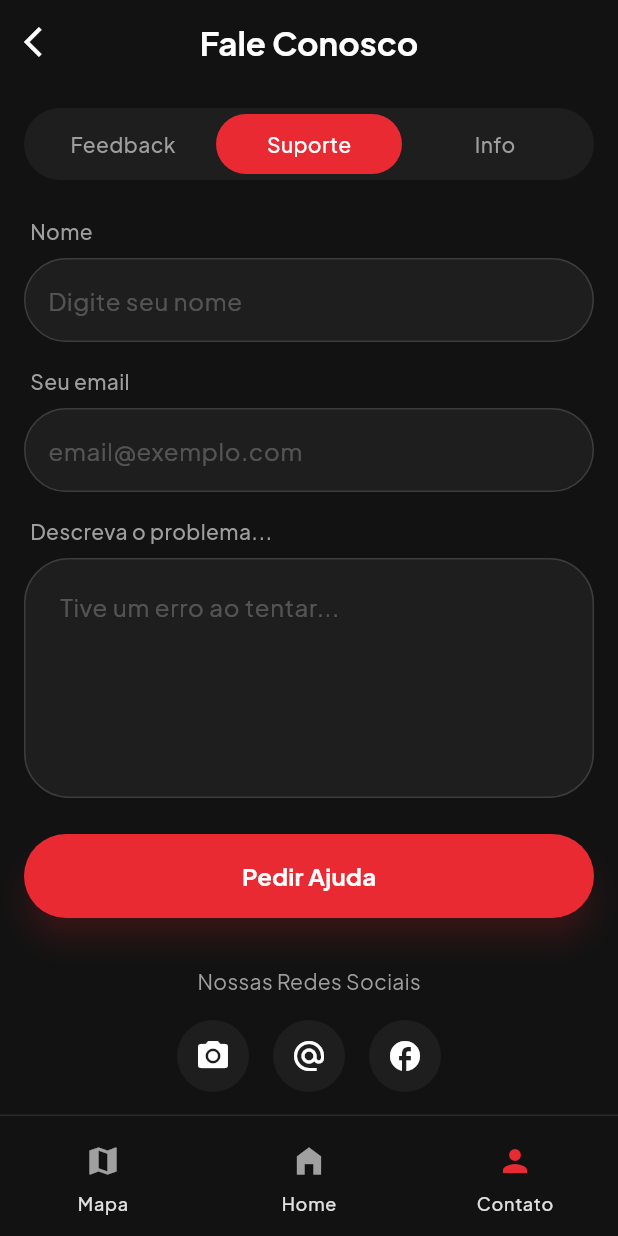
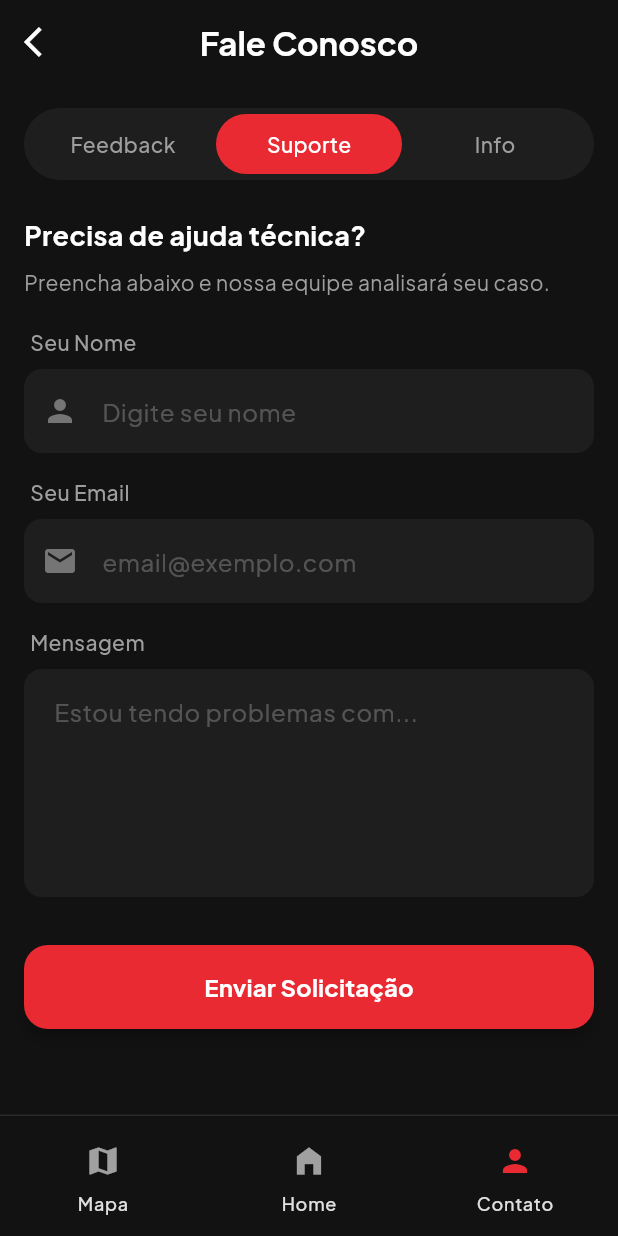
Before and after one commit to dhanilo118-web/MapOn, a Flutter app: the screen it shows after launch, item 3 of the bottom bar chosen, after a tap on "Suporte", on a phone screen of 412 x 824 dp. Run offline on Flutter 3.47's test engine with Material 3 defaults, Android fonts, the phone set to English and light mode, and no system bars; our stand-ins replace flutter_map, geolocator, google_fonts, latlong2, speech_to_text; missing offline and left inert: flutter_map_animations, flutter_map_location_marker.

Commit message:
Adicionado funcções de envio de feedback e suporte e algumas correções de texto.

```diff
--- a/lib/Screens/contact_screen.dart
+++ b/lib/Screens/contact_screen.dart
@@ -1,5 +1,7 @@
+import 'dart:convert';
 import 'package:flutter/material.dart';
-import 'package:url_launcher/url_launcher.dart'; // Não esqueça de adicionar ao pubspec.yaml
+import 'package:url_launcher/url_launcher.dart';
+import 'package:http/http.dart' as http;
 
 class ContactScreen extends StatefulWidget {
   const ContactScreen({super.key});
@@ -11,15 +13,121 @@ class ContactScreen extends StatefulWidget {
 class _ContactScreenState extends State<ContactScreen> {
   String _selectedOption = "Feedback";
 
-  // --- FUNÇÃO AUXILIAR PARA ABRIR LINKS (INFO) ---
+  // Chave para controlar a validação do formulário
+  final _formKey = GlobalKey<FormState>();
+
+  // Controladores
+  final _nameController = TextEditingController();
+  final _emailController = TextEditingController();
+  final _messageController = TextEditingController();
+
+  bool _isSending = false;
+
+  // Anti-Spam
+  DateTime? _lastSubmissionTime;
+
+  // =========================================================
+  // 🔗 SUAS URLS DO DISCORD
+  // =========================================================
+  final String _feedbackWebhookUrl =
+      "https://discord.com/api/webhooks/1449429463409627326/dIsdS8ryDU9o3H5bW_GzSkBgzefx8DMk-LomcDXYz321dufcdAHeDR2CNAUEqSOlmhgy";
+  final String _supportWebhookUrl =
+      "https://discord.com/api/webhooks/1449432958724477215/HOo2t1MMSUPvVXzX5gUAvD6j_EcSu-1jGpo7eZ7tyyJsAL4xFWNKIJed1fdVgP66L8mp";
+
+  Future<void> _sendToDiscord() async {
+    // 1. DISPARA A VALIDAÇÃO VISUAL
+    // Isso faz os campos vazios ficarem vermelhos automaticamente
+    if (!_formKey.currentState!.validate()) {
+      return; // Se tiver erro, para aqui e não envia
+    }
+
+    // 2. Validação das URLs
+    if (_feedbackWebhookUrl.contains("URL_DO") || _supportWebhookUrl.contains("URL_DO")) {
+      ScaffoldMessenger.of(
+        context,
+      ).showSnackBar(const SnackBar(content: Text("Erro: Configure os Webhooks no código!")));
+      return;
+    }
+
+    // 3. Bloqueio Anti-Spam
+    if (_lastSubmissionTime != null) {
+      final difference = DateTime.now().difference(_lastSubmissionTime!);
+      if (difference.inSeconds < 60) {
+        final waitSeconds = 60 - difference.inSeconds;
+        ScaffoldMessenger.of(context).showSnackBar(
+          SnackBar(
+            content: Text("Aguarde $waitSeconds segundos para enviar novamente."),
+            backgroundColor: Colors.orange,
+          ),
+        );
+        return;
+      }
+    }
+
+    setState(() => _isSending = true);
+
+    final isSupport = _selectedOption == "Suporte";
+    final urlToUse = isSupport ? _supportWebhookUrl : _feedbackWebhookUrl;
+    final color = isSupport ? 15548997 : 5763719; // Vermelho ou Verde
+    final title = isSupport ? "🚨 PEDIDO DE SUPORTE" : "🔔 NOVO FEEDBACK";
+
+    try {
+      final messageData = {
+        "username": isSupport ? "Suporte MapOn" : "Feedback MapOn",
+        "embeds": [
+          {
+            "title": title,
+            "color": color,
+            "fields": [
+              {"name": "👤 Usuário", "value": _nameController.text, "inline": true},
+              {"name": "📧 Contato", "value": _emailController.text, "inline": true},
+              {"name": "📝 Mensagem", "value": _messageController.text},
+            ],
+            "footer": {"text": "Enviado via App MapOn"},
+          },
+        ],
+      };
+
+      final response = await http.post(
+        Uri.parse(urlToUse),
+        headers: {"Content-Type": "application/json"},
+        body: json.encode(messageData),
+      );
+
+      if (mounted) {
+        if (response.statusCode == 204) {
+          _lastSubmissionTime = DateTime.now();
+          ScaffoldMessenger.of(context).showSnackBar(
+            SnackBar(
+              content: Text(isSupport ? "Solicitação enviada! Aguarde retorno." : "Feedback enviado! Obrigado."),
+              backgroundColor: isSupport ? Colors.redAccent : Colors.green,
+            ),
+          );
+          _clearForm();
+        } else {
+          ScaffoldMessenger.of(
+            context,
+          ).showSnackBar(const SnackBar(content: Text("Erro ao enviar."), backgroundColor: Colors.red));
+        }
+      }
+    } catch (e) {
+      debugPrint("Erro: $e");
+    } finally {
+      if (mounted) setState(() => _isSending = false);
+    }
+  }
+
+  void _clearForm() {
+    _nameController.clear();
+    _emailController.clear();
+    _messageController.clear();
+    _formKey.currentState?.reset(); // Reseta o estado visual de erro
+  }
+
   Future<void> _launchURL(String urlString) async {
     final Uri url = Uri.parse(urlString);
-    try {
-      if (!await launchUrl(url, mode: LaunchMode.externalApplication)) {
-        debugPrint('Não foi possível abrir $urlString');
-      }
-    } catch (e) {
-      debugPrint('Erro ao abrir link: $e');
+    if (!await launchUrl(url, mode: LaunchMode.externalApplication)) {
+      debugPrint('Erro ao abrir $urlString');
     }
   }
 
@@ -30,15 +138,12 @@ class _ContactScreenState extends State<ContactScreen> {
       appBar: AppBar(
         backgroundColor: const Color(0xFF121212),
         elevation: 0,
-        // Botão de voltar (opcional se estiver na tab bar)
         leading: IconButton(
           icon: const Icon(Icons.arrow_back_ios, color: Colors.white),
-          onPressed: () {
-            // Se for navegar para fora, adicione a lógica aqui.
-          },
+          onPressed: () {},
         ),
         title: Text(
-          _selectedOption == "Info" ? "Sobre & Créditos" : "Fale Conosco",
+          _selectedOption == "Info" ? "Sobre" : "Fale Conosco",
           style: const TextStyle(fontWeight: FontWeight.bold, color: Colors.white),
         ),
         centerTitle: true,
@@ -48,7 +153,7 @@ class _ContactScreenState extends State<ContactScreen> {
         child: Column(
           crossAxisAlignment: CrossAxisAlignment.stretch,
           children: [
-            // --- 1. BARRA DE SELEÇÃO (TOGGLE) ---
+            // --- ABAS ---
             Container(
               height: 48,
               padding: const EdgeInsets.all(4),
@@ -58,7 +163,10 @@ class _ContactScreenState extends State<ContactScreen> {
                   final isSelected = _selectedOption == option;
                   return Expanded(
                     child: GestureDetector(
-                      onTap: () => setState(() => _selectedOption = option),
+                      onTap: () => setState(() {
+                        _selectedOption = option;
+                        _formKey.currentState?.reset(); // Limpa erros ao trocar de aba
+                      }),
                       child: Container(
                         decoration: BoxDecoration(
                           color: isSelected ? const Color(0xFFEA2A33) : Colors.transparent,
@@ -75,21 +183,154 @@ class _ContactScreenState extends State<ContactScreen> {
                 }).toList(),
               ),
             ),
-
             const SizedBox(height: 24),
 
-            // --- 2. CONTEÚDO DINÂMICO ---
-            // Se for "Info", mostra os créditos. Se não, mostra o formulário.
-            if (_selectedOption == "Info") _buildInfoContent() else _buildFormContent(),
+            // --- CONTEÚDO ---
+            if (_selectedOption == "Info") _buildInfoContent() else _buildUnifiedForm(),
           ],
         ),
       ),
     );
   }
 
-  // =========================================================
-  // WIDGETS DA TELA DE INFO (CRÉDITOS)
-  // =========================================================
+  Widget _buildUnifiedForm() {
+    final isSupport = _selectedOption == "Suporte";
+
+    return Form(
+      key: _formKey, // VINCULA O FORMULÁRIO À CHAVE DE VALIDAÇÃO
+      child: Column(
+        crossAxisAlignment: CrossAxisAlignment.stretch,
+        children: [
+          Text(
+            isSupport ? "Precisa de ajuda técnica?" : "Ajude a melhorar o MapOn!",
+            style: const TextStyle(color: Colors.white, fontSize: 18, fontWeight: FontWeight.bold),
+          ),
+          const SizedBox(height: 8),
+          Text(
+            isSupport
+                ? "Preencha abaixo e nossa equipe analisará seu caso."
+                : "Encontrou um erro ou tem uma ideia? Conta pra gente.",
+            style: const TextStyle(color: Colors.grey, fontSize: 14),
+          ),
+          const SizedBox(height: 20),
+
+          // CAMPO NOME (Obrigatório, sem aviso no título)
+          _buildLabel("Seu Nome"),
+          _buildTextFormField(
+            controller: _nameController,
+            hint: "Digite seu nome",
+            icon: Icons.person,
+            isRequired: true,
+          ),
+
+          const SizedBox(height: 16),
+
+          // CAMPO EMAIL (Obrigatório para ambos)
+          _buildLabel("Seu Email"),
+          _buildTextFormField(
+            controller: _emailController,
+            hint: "email@exemplo.com",
+            icon: Icons.email,
+            isRequired: true,
+            isEmail: true,
+          ),
+
+          const SizedBox(height: 16),
+
+          // CAMPO MENSAGEM (Obrigatório)
+          _buildLabel("Mensagem"),
+          _buildTextFormField(
+            controller: _messageController,
+            hint: isSupport ? "Estou tendo problemas com..." : "Minha sugestão é...",
+            icon: Icons.message,
+            isRequired: true,
+            maxLines: 5,
+          ),
+
+          const SizedBox(height: 32),
+
+          SizedBox(
+            height: 56,
+            child: ElevatedButton(
+              onPressed: _isSending ? null : _sendToDiscord,
+              style: ElevatedButton.styleFrom(
+                backgroundColor: const Color(0xFFEA2A33),
+                shape: RoundedRectangleBorder(borderRadius: BorderRadius.circular(16)),
+                elevation: 4,
+              ),
+              child: _isSending
+                  ? const SizedBox(
+                      width: 24,
+                      height: 24,
+                      child: CircularProgressIndicator(color: Colors.white, strokeWidth: 2),
+                    )
+                  : Text(
+                      isSupport ? "Enviar Solicitação" : "Enviar Feedback",
+                      style: const TextStyle(fontSize: 16, fontWeight: FontWeight.bold, color: Colors.white),
+                    ),
+            ),
+          ),
+        ],
+      ),
+    );
+  }
+
+  // WIDGET PERSONALIZADO DO CAMPO DE TEXTO
+  Widget _buildTextFormField({
+    required TextEditingController controller,
+    required String hint,
+    IconData? icon,
+    bool isRequired = false,
+    bool isEmail = false,
+    int maxLines = 1,
+  }) {
+    return TextFormField(
+      controller: controller,
+      maxLines: maxLines,
+      style: const TextStyle(color: Colors.white),
+      textAlign: TextAlign.start, // Texto digita da esquerda pra direita
+      // VALIDAÇÃO
+      validator: (value) {
+        if (isRequired && (value == null || value.trim().isEmpty)) {
+          return 'Campo obrigatório'; // Mensagem de erro
+        }
+        if (isEmail && value != null && value.isNotEmpty && !value.contains('@')) {
+          return 'Email inválido';
+        }
+        return null; // Sem erro
+      },
+
+      decoration: InputDecoration(
+        prefixIcon: maxLines == 1 && icon != null ? Icon(icon, color: Colors.grey[600]) : null,
+        hintText: hint,
+        hintStyle: const TextStyle(color: Colors.white24),
+        filled: true,
+        fillColor: const Color(0xFF1E1E1E),
+        contentPadding: const EdgeInsets.all(16),
+
+        // BORDA NORMAL
+        border: OutlineInputBorder(borderRadius: BorderRadius.circular(12), borderSide: BorderSide.none),
+        enabledBorder: OutlineInputBorder(borderRadius: BorderRadius.circular(12), borderSide: BorderSide.none),
+
+        // BORDA VERMELHA (QUANDO TIVER ERRO)
+        errorBorder: OutlineInputBorder(
+          borderRadius: BorderRadius.circular(12),
+          borderSide: const BorderSide(color: Colors.redAccent, width: 1.5),
+        ),
+        focusedErrorBorder: OutlineInputBorder(
+          borderRadius: BorderRadius.circular(12),
+          borderSide: const BorderSide(color: Colors.redAccent, width: 1.5),
+        ),
+
+        // TEXTO DE ERRO (VERMELHO E ALINHADO NA ESQUERDA - PADRÃO)
+        // O Flutter não permite alinhar apenas a mensagem de erro à direita nativamente sem gambiarras.
+        // O padrão visual é alinhar no início do campo (esquerda).
+        errorStyle: const TextStyle(color: Colors.redAccent, fontWeight: FontWeight.bold),
+      ),
+    );
+  }
+
+  // (MANTENHA O CONTEÚDO DA ABA INFO IGUAL AO ANTERIOR)
   Widget _buildInfoContent() {
     return Column(
       crossAxisAlignment: CrossAxisAlignment.stretch,
@@ -101,52 +342,50 @@ class _ContactScreenState extends State<ContactScreen> {
         const SizedBox(height: 8),
         const Text(
           "O MapOn é um projeto desenvolvido para facilitar a localização dentro do Campus IFPA Tucuruí.",
-          style: TextStyle(color: Colors.grey, fontSize: 14, height: 1.5),
+          style: TextStyle(color: Colors.grey, fontSize: 14),
         ),
-
         const SizedBox(height: 24),
         const Text(
           "Créditos e Licenças",
           style: TextStyle(color: Colors.white, fontSize: 18, fontWeight: FontWeight.bold),
         ),
         const SizedBox(height: 16),
-
-        // Bloco 1: OpenStreetMap
         _buildCreditTile(
           title: "Dados do Mapa",
           subtitle: "© OpenStreetMap contributors",
           icon: Icons.map_outlined,
           onTap: () => _launchURL('https://www.openstreetmap.org/copyright'),
         ),
-
         const SizedBox(height: 12),
-
-        // Bloco 2: Esri (Satélite)
         _buildCreditTile(
           title: "Imagens de Satélite",
-          subtitle: "Source: Esri, Maxar, Earthstar Geographics, and the GIS User Community",
+          subtitle: "Source: Esri, Maxar, Earthstar Geographics",
           icon: Icons.satellite_alt,
           onTap: () => _launchURL('https://www.esri.com/en-us/legal/copyright-trademarks'),
         ),
-
         const SizedBox(height: 12),
-
-        // Bloco 3: Flutter Map
         _buildCreditTile(
           title: "Motor de Renderização",
           subtitle: "Desenvolvido com flutter_map",
           icon: Icons.code,
           onTap: () => _launchURL('https://pub.dev/packages/flutter_map'),
         ),
-
         const SizedBox(height: 30),
         Center(
           child: Text("Versão 1.0.0", style: TextStyle(color: Colors.grey[700], fontSize: 12)),
         ),
-        const SizedBox(height: 50), // Espaço extra no final
+        const SizedBox(height: 30),
       ],
     );
   }
+
+  Widget _buildLabel(String text) => Padding(
+    padding: const EdgeInsets.only(bottom: 8, left: 4),
+    child: Text(
+      text,
+      style: const TextStyle(color: Colors.grey, fontWeight: FontWeight.w500),
+    ),
+  );
 
   Widget _buildCreditTile({
     required String title,
@@ -172,134 +411,4 @@ class _ContactScreenState extends State<ContactScreen> {
       ),
     );
   }
-
-  // =========================================================
-  // WIDGETS DA TELA DE FEEDBACK E SUPORTE (FORMULÁRIO)
-  // =========================================================
-  Widget _buildFormContent() {
-    return Column(
-      crossAxisAlignment: CrossAxisAlignment.stretch,
-      children: [
-        _buildLabel("Nome"),
-        const TextField(
-          style: TextStyle(color: Colors.white),
-          decoration: InputDecoration(
-            hintText: "Digite seu nome",
-            hintStyle: TextStyle(color: Colors.white24),
-            filled: true,
-            fillColor: Color(0xFF1E1E1E),
-            border: OutlineInputBorder(
-              borderRadius: BorderRadius.all(Radius.circular(12)),
-              borderSide: BorderSide.none,
-            ),
-          ),
-        ),
-        const SizedBox(height: 16),
-        _buildLabel("Seu email"),
-        const TextField(
-          style: TextStyle(color: Colors.white),
-          decoration: InputDecoration(
-            hintText: "email@exemplo.com",
-            hintStyle: TextStyle(color: Colors.white24),
-            filled: true,
-            fillColor: Color(0xFF1E1E1E),
-            border: OutlineInputBorder(
-              borderRadius: BorderRadius.all(Radius.circular(12)),
-              borderSide: BorderSide.none,
-            ),
-          ),
-        ),
-        const SizedBox(height: 16),
-        _buildLabel(_selectedOption == "Suporte" ? "Descreva o problema..." : "Sua mensagem..."),
-        TextField(
-          maxLines: 5,
-          style: const TextStyle(color: Colors.white),
-          decoration: InputDecoration(
-            hintText: _selectedOption == "Suporte"
-                ? "Tive um erro ao tentar..."
-                : "Deixe seu feedback ou dúvida aqui...",
-            hintStyle: const TextStyle(color: Colors.white24),
-            contentPadding: const EdgeInsets.all(20),
-            filled: true,
-            fillColor: const Color(0xFF1E1E1E),
-            border: const OutlineInputBorder(
-              borderRadius: BorderRadius.all(Radius.circular(12)),
-              borderSide: BorderSide.none,
-            ),
-          ),
-        ),
-        const SizedBox(height: 24),
-        SizedBox(
-          height: 56,
-          child: ElevatedButton(
-            onPressed: () {},
-            style: ElevatedButton.styleFrom(
-              backgroundColor: const Color(0xFFEA2A33),
-              shape: RoundedRectangleBorder(borderRadius: BorderRadius.circular(30)),
-              shadowColor: const Color(0xFFEA2A33).withValues(alpha: .4),
-              elevation: 8,
-            ),
-            child: Text(
-              _selectedOption == "Suporte" ? "Pedir Ajuda" : "Enviar Mensagem",
-              style: const TextStyle(fontSize: 16, fontWeight: FontWeight.bold, color: Colors.white),
-            ),
-          ),
-        ),
-        const SizedBox(height: 32),
-        const Center(
-          child: Text("Nossas Redes Sociais", style: TextStyle(color: Colors.grey)),
-        ),
-        const SizedBox(height: 16),
-        Row(
-          mainAxisAlignment: MainAxisAlignment.center,
-          children: [
-            _buildSocialIcon(Icons.camera_alt),
-            const SizedBox(width: 16),
-            _buildSocialIcon(Icons.alternate_email),
-            const SizedBox(width: 16),
-            _buildSocialIcon(Icons.facebook),
-          ],
-        ),
-        const SizedBox(height: 32),
-        _buildContactTile(Icons.call, "+55 (94) 98765-4321"),
-        const SizedBox(height: 12),
-        _buildContactTile(Icons.location_on, "IFPA Campus Tucuruí"),
-        const SizedBox(height: 50),
-      ],
-    );
-  }
-
-  // --- HELPERS DO FORMULÁRIO ---
-  Widget _buildLabel(String text) {
-    return Padding(
-      padding: const EdgeInsets.only(bottom: 8.0, left: 4),
-      child: Text(
-        text,
-        style: const TextStyle(color: Colors.grey, fontWeight: FontWeight.w500),
-      ),
-    );
-  }
-
-  Widget _buildSocialIcon(IconData icon) {
-    return Container(
-      width: 48,
-      height: 48,
-      decoration: const BoxDecoration(color: Color(0xFF1E1E1E), shape: BoxShape.circle),
-      child: Icon(icon, color: Colors.white),
-    );
-  }
-
-  Widget _buildContactTile(IconData icon, String text) {
-    return Container(
-      padding: const EdgeInsets.all(16),
-      decoration: BoxDecoration(color: const Color(0xFF1E1E1E), borderRadius: BorderRadius.circular(30)),
-      child: Row(
-        children: [
-          Icon(icon, color: Colors.grey),
-          const SizedBox(width: 16),
-          Text(text, style: const TextStyle(color: Colors.white, fontSize: 16)),
-        ],
-      ),
-    );
-  }
 }
--- a/lib/Screens/home_page.dart
+++ b/lib/Screens/home_page.dart
@@ -23,7 +23,7 @@ class HomeScreen extends StatelessWidget {
               ),
               const SizedBox(height: 16),
               const Text(
-                "Seu guia para o caminho mais rápido e seguro no IFPA.",
+                "Seu guia para o caminho mais simples e rápido no IFPA.",
                 textAlign: TextAlign.center,
                 style: TextStyle(fontSize: 18, color: Colors.white70),
               ),
```
